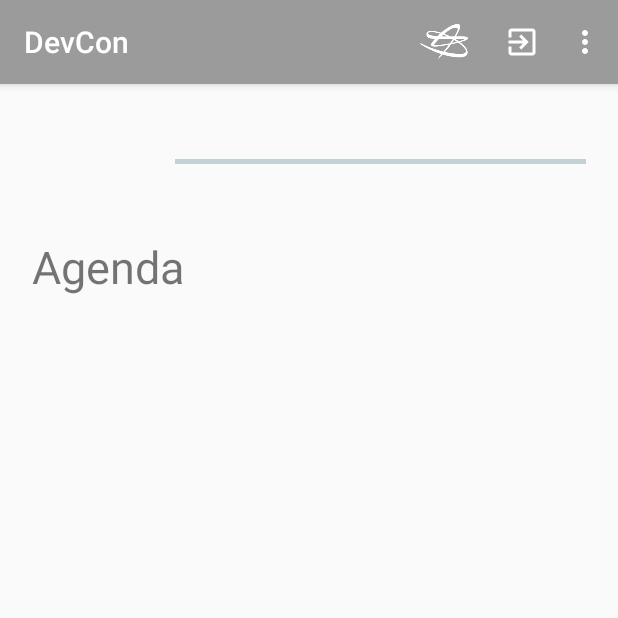
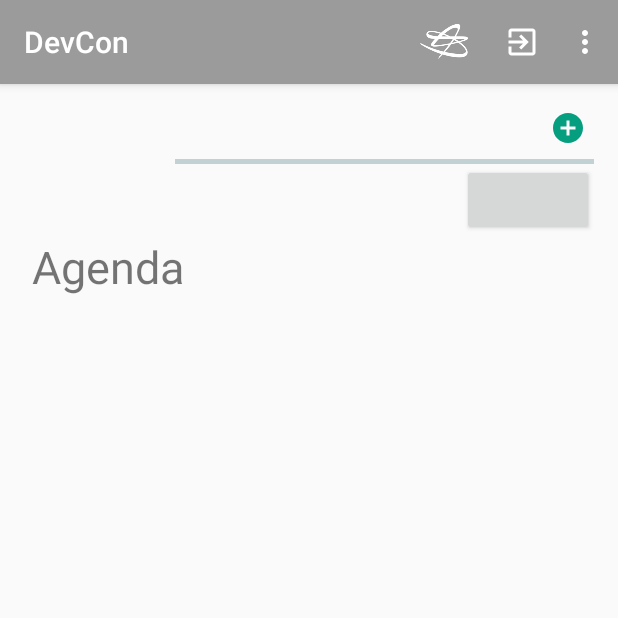
Before and after one commit to matulja/DevConfApp, an Android app: the EventActivity screen opened directly, with no data from a screen before it, on a phone screen of 412 x 824 dp, the top half of it. Run offline under Robolectric (Android 15) with nearby library versions, the phone set to English and light mode, and no system bars; libraries missing offline, so code that uses them is left out: com.loopj.android, cz.msebera.android; 2 statements that could not run were skipped.

Commit message:
was in stash: edit buttons delete and edit speeches/event. added button edit event in event.xml - delete x icon is still missing (2 errors)

```diff
--- a/app/src/main/res/drawable/ic_mode_edit_black_24dp.xml
+++ b/app/src/main/res/drawable/ic_mode_edit_black_24dp.xml
@@ -4,6 +4,6 @@
         android:viewportWidth="24.0"
         android:viewportHeight="24.0">
     <path
-        android:fillColor="#FF000000"
+        android:fillColor="@color/senacorGreen"
         android:pathData="M3,17.25V21h3.75L17.81,9.94l-3.75,-3.75L3,17.25zM20.71,7.04c0.39,-0.39 0.39,-1.02 0,-1.41l-2.34,-2.34c-0.39,-0.39 -1.02,-0.39 -1.41,0l-1.83,1.83 3.75,3.75 1.83,-1.83z"/>
 </vector>
--- a/app/src/main/res/drawable/ic_editspeechbutton_circle_green_24dp.xml
+++ b/app/src/main/res/drawable/ic_mode_edit_green_24dp.xml
@@ -4,6 +4,6 @@
         android:viewportWidth="24.0"
         android:viewportHeight="24.0">
     <path
-        android:fillColor="#32CD32"
+        android:fillColor="@color/senacorGreen"
         android:pathData="M12,2C6.48,2 2,6.48 2,12s4.48,10 10,10 10,-4.48 10,-10S17.52,2 12,2zM17,13h-4v4h-2v-4L7,13v-2h4L11,7h2v4h4v2z"/>
 </vector>
--- a/app/src/main/res/layout/event.xml
+++ b/app/src/main/res/layout/event.xml
@@ -37,10 +37,25 @@
         android:layout_marginRight="5dp"
         android:textSize="24sp"
         android:layout_alignParentTop="true"
-        android:layout_alignParentRight="true"
         android:layout_toRightOf="@+id/event_date" />
 
-    <!-- folgende Linie zum Beginn der Seite hat keinerlei relationen-->
+
+    <ImageView
+        android:src="@drawable/ic_mode_edit_green_24dp"
+        android:layout_width="wrap_content"
+        android:layout_height="wrap_content"
+        android:layout_marginRight="5dp"
+        android:layout_alignParentTop="true"
+        android:layout_alignParentRight="true"
+        android:layout_alignEnd="@+id/lineDevCon"
+        android:visibility="visible"
+        android:adjustViewBounds="false"
+        android:id="@+id/button_editEvent"/>
+    <!--
+        visibility auf gone setzen! -> sictbarkeit nur für admins
+        -->
+
+
     <View
         android:id="@+id/lineDevCon"
         android:layout_height="3dp"
@@ -49,16 +64,15 @@
         android:layout_below="@+id/event_name"
         android:layout_alignLeft="@+id/event_name"
         android:layout_alignStart="@+id/event_name"
-        android:layout_alignEnd="@+id/event_name"
-        android:layout_alignRight="@+id/event_name"/>
+        android:layout_alignParentRight="true" />
 
     <TextView
         android:id="@+id/event_place"
         android:layout_height="wrap_content"
         android:layout_width="wrap_content"
         android:layout_below="@+id/lineDevCon"
-        android:layout_alignLeft="@+id/event_name"
-        android:layout_alignStart="@+id/event_name"
+        android:layout_alignLeft="@+id/lineDevCon"
+        android:layout_alignStart="@+id/lineDevCon"
         android:layout_toLeftOf="@+id/joinButton" />
 
     <Button
@@ -66,9 +80,9 @@
         android:layout_width="wrap_content"
         android:layout_height="wrap_content"
         android:layout_below="@+id/lineDevCon"
-        android:layout_alignEnd="@+id/event_name"
-        android:layout_alignRight="@+id/event_name"
-        android:visibility="invisible"/>
+        android:layout_alignEnd="@+id/lineDevCon"
+        android:layout_alignRight="@+id/lineDevCon"
+        android:textColor="@color/senacorWhite"/>
 
     <!-- Agenda-->
     <TextView
@@ -108,4 +122,5 @@
         android:src="@android:drawable/ic_input_add"
         android:visibility="gone"/>
 
+
 </RelativeLayout>
```
Also changed, not shown: app/src/main/res/layout/activity_events.xml (+10 -0 lines), app/src/main/res/layout/item_event.xml (+20 -17 lines), app/src/main/res/layout/item_speech.xml (+15 -16 lines).
